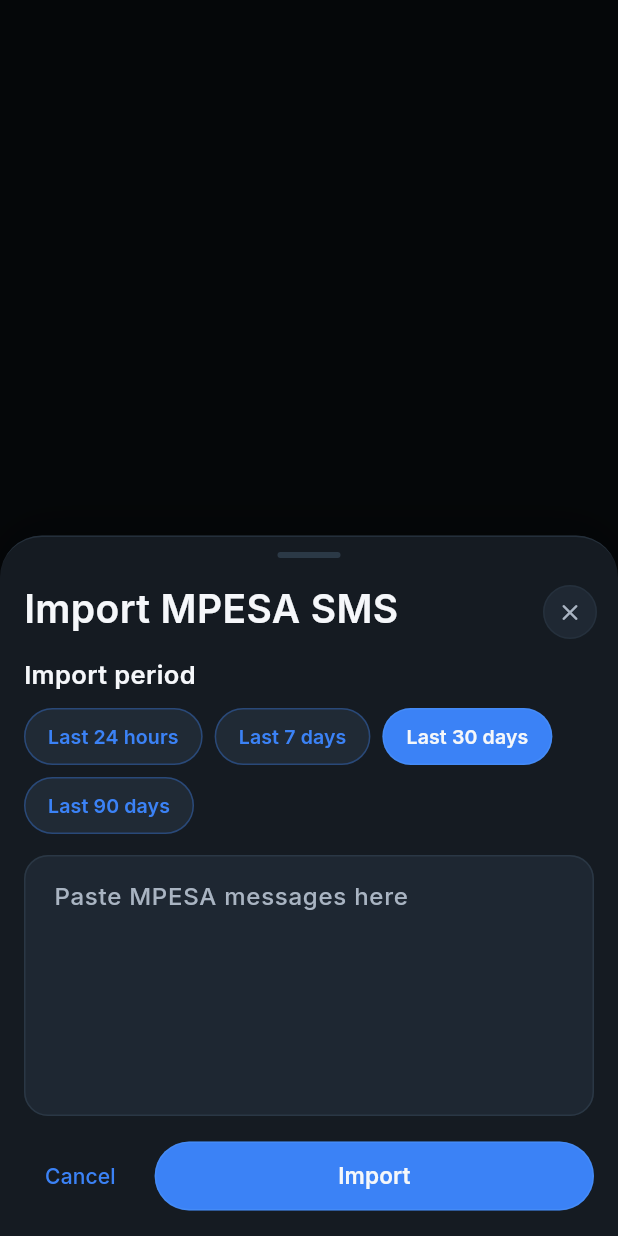
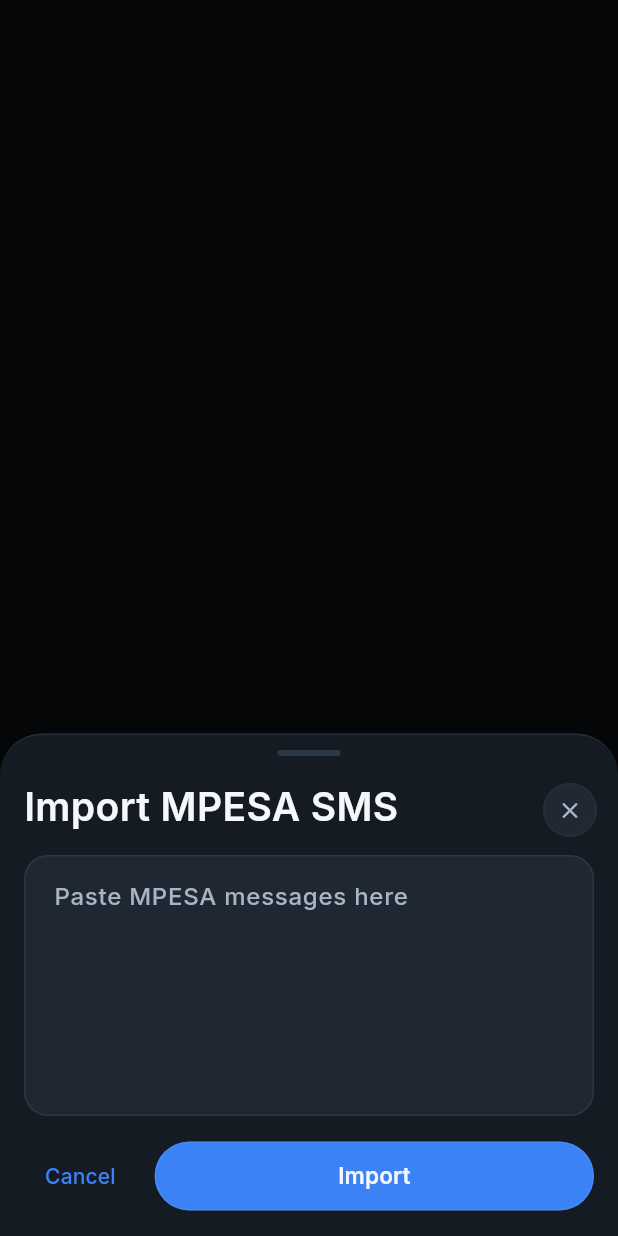
Before and after one commit to belinzenewtone/beltech-app, a Flutter app: what showSmsImportDialog() shows on an empty page, opened directly, on a phone screen of 412 x 824 dp. Run offline on Flutter 3.47's test engine with Material 3 defaults, Android fonts, the phone set to English and light mode, and no system bars; our stand-ins replace connectivity_plus, drift, file_picker, fl_chart, flutter_local_notifications, flutter_markdown and 15 more; missing offline and left inert: dart:ffi, flutter_sms_inbox, shorebird_code_push, workmanager; accounts and stored records are empty.

Commit message:
feat(ui): tighten SMS import dialogs and color-code priorities
- Import period dialog now uses a compact, evenly sized 2x2 grid of pills.
- Paste-message dialog no longer shows period pills (defaults to 30 days).
- AppButton supports optional backgroundColor/foregroundColor overrides.
- Event and task priority selectors are now color-coded:
  Neutral = blue, Important = amber, Urgent = red.

```diff
--- a/lib/core/widgets/app_button.dart
+++ b/lib/core/widgets/app_button.dart
@@ -16,6 +16,8 @@
     this.icon,
     this.loading = false,
     this.fullWidth = false,
+    this.backgroundColor,
+    this.foregroundColor,
   });
 
   final String label;
@@ -25,6 +27,8 @@
   final IconData? icon;
   final bool loading;
   final bool fullWidth;
+  final Color? backgroundColor;
+  final Color? foregroundColor;
 
   @override
   Widget build(BuildContext context) {
@@ -37,7 +41,7 @@
       AppButtonSize.lg => (54.0, 32.0, 17.0),
     };
 
-    final (bgColor, fgColor, borderColor) = switch (variant) {
+    final (variantBg, variantFg, variantBorder) = switch (variant) {
       AppButtonVariant.primary => (
         isEnabled ? AppColors.accent : AppColors.accent.withValues(alpha: 0.5),
         AppColors.textPrimary,
@@ -59,6 +63,24 @@
         AppColors.danger.withValues(alpha: 0.33),
       ),
     };
+
+    final baseBg = backgroundColor ?? variantBg;
+    final baseFg = foregroundColor ?? variantFg;
+    final baseBorder = backgroundColor ?? variantBorder;
+
+    final bgColor = isEnabled
+        ? baseBg
+        : baseBg.withValues(alpha: (baseBg.a * 0.5).clamp(0.0, 1.0));
+    final fgColor = isEnabled
+        ? baseFg
+        : baseFg.withValues(alpha: (baseFg.a * 0.5).clamp(0.0, 1.0));
+    final borderColor = baseBorder == Colors.transparent
+        ? Colors.transparent
+        : isEnabled
+            ? baseBorder
+            : baseBorder.withValues(
+                alpha: (baseBorder.a * 0.35).clamp(0.0, 1.0),
+              );
 
     final content = loading
         ? SizedBox(
--- a/lib/features/expenses/presentation/widgets/sms_import_dialogs.dart
+++ b/lib/features/expenses/presentation/widgets/sms_import_dialogs.dart
@@ -18,15 +18,13 @@
 
 Future<SmsImportInput?> showSmsImportDialog(BuildContext context) async {
   final controller = TextEditingController();
-  var selectedWindow = ExpenseImportWindow.last30Days;
+  const selectedWindow = ExpenseImportWindow.last30Days;
 
   return showModalBottomSheet<SmsImportInput>(
     context: context,
     isScrollControlled: true,
     backgroundColor: Colors.transparent,
-    builder: (context) => StatefulBuilder(
-      builder: (context, setState) {
-        return AppFormSheet(
+    builder: (context) => AppFormSheet(
       title: 'Import MPESA SMS',
       onClose: () => Navigator.of(context).pop(),
       footer: Row(
@@ -54,31 +52,6 @@
         mainAxisSize: MainAxisSize.min,
         crossAxisAlignment: CrossAxisAlignment.start,
         children: [
-              Text('Import period', style: AppTypography.sectionTitle(context)),
-              const SizedBox(height: 10),
-              Wrap(
-                spacing: 8,
-                runSpacing: 8,
-                children:
-                    const [
-                      ExpenseImportWindow.last24Hours,
-                      ExpenseImportWindow.last7Days,
-                      ExpenseImportWindow.last30Days,
-                      ExpenseImportWindow.last90Days,
-                    ].map((window) {
-                      final selected = selectedWindow == window;
-                      return AppButton(
-                        label: importWindowLabel(window),
-                        size: AppButtonSize.sm,
-                        variant: selected
-                            ? AppButtonVariant.primary
-                            : AppButtonVariant.secondary,
-                        onPressed: () =>
-                            setState(() => selectedWindow = window),
-                      );
-                    }).toList(),
-              ),
-              const SizedBox(height: 14),
           TextField(
             controller: controller,
             minLines: 6,
@@ -89,34 +62,36 @@
           ),
         ],
       ),
-        );
-      },
     ),
   );
 }
 
 Future<ExpenseImportWindow?> showSmsWindowDialog(BuildContext context) async {
+  const windows = [
+    ExpenseImportWindow.last24Hours,
+    ExpenseImportWindow.last7Days,
+    ExpenseImportWindow.last30Days,
+    ExpenseImportWindow.last90Days,
+  ];
+
   return showAppDialog<ExpenseImportWindow>(
     context: context,
     builder: (context) => AlertDialog(
       title: Text('Import period', style: AppTypography.sectionTitle(context)),
-      content: Column(
-        mainAxisSize: MainAxisSize.min,
-        crossAxisAlignment: CrossAxisAlignment.start,
-        children:
-            const [
-                  ExpenseImportWindow.last24Hours,
-                  ExpenseImportWindow.last7Days,
-                  ExpenseImportWindow.last30Days,
-                  ExpenseImportWindow.last90Days,
-                ]
+      contentPadding: const EdgeInsets.fromLTRB(20, 16, 20, 8),
+      content: Wrap(
+        spacing: 8,
+        runSpacing: 8,
+        alignment: WrapAlignment.center,
+        children: windows
             .map(
-                  (window) => Padding(
-                    padding: const EdgeInsets.only(bottom: 8),
+              (window) => SizedBox(
+                width: (MediaQuery.of(context).size.width - 96) / 2,
                 child: AppButton(
                   label: importWindowLabel(window),
+                  size: AppButtonSize.sm,
+                  variant: AppButtonVariant.secondary,
                   fullWidth: true,
-                      variant: AppButtonVariant.secondary,
                   onPressed: () => Navigator.of(context).pop(window),
                 ),
               ),
```
Also changed, not shown: lib/features/calendar/presentation/widgets/event_dialog_selectors.dart (+5 -3 lines), lib/features/tasks/presentation/widgets/task_dialogs.dart (+7 -3 lines). Lines whose indentation alone changed are shown as unchanged.
